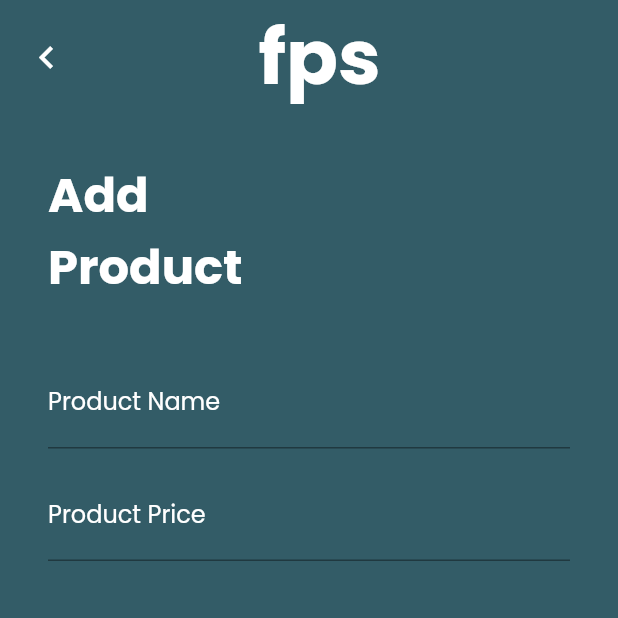
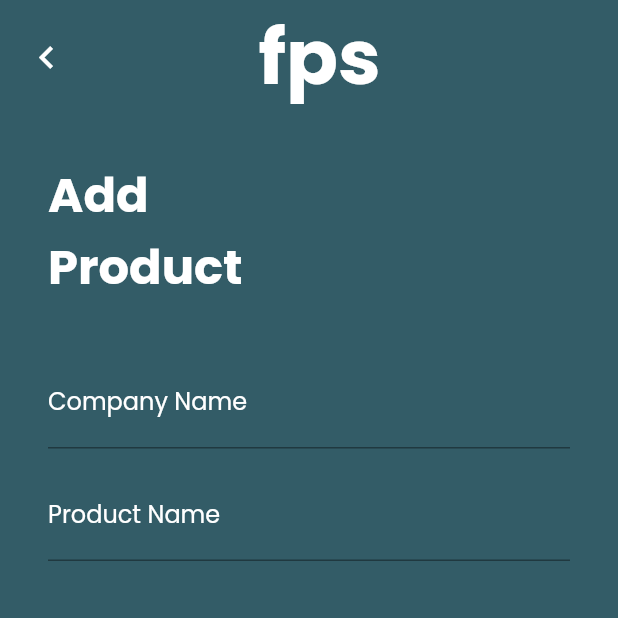
Before and after one commit to kirandroid/FPS-App, a Flutter app: the AddProductScreen screen opened directly, after a tap on "Add Product", on a phone screen of 412 x 824 dp, the top half of it. Run offline on Flutter 3.47's test engine with Material 2 defaults, Android fonts, the phone set to English and light mode, and no system bars; our stand-ins replace google_fonts; missing offline and left inert: barcode_scan, web3dart.

Commit message:
add product called

```diff
--- a/lib/addproduct.dart
+++ b/lib/addproduct.dart
@@ -1,6 +1,8 @@
 import 'package:flutter/material.dart';
+import 'package:fps/core/app_config.dart';
 import 'package:fps/dashboard.dart';
 import 'package:google_fonts/google_fonts.dart';
+import 'package:uuid/uuid.dart';
 
 class AddProductScreen extends StatefulWidget {
   AddProductScreen({Key key}) : super(key: key);
@@ -10,6 +12,39 @@ class AddProductScreen extends StatefulWidget {
 }
 
 class _AddProductScreenState extends State<AddProductScreen> {
+  TextEditingController companyNameController = TextEditingController();
+  TextEditingController productNameController = TextEditingController();
+  TextEditingController descriptionController = TextEditingController();
+
+  void addProduct(
+      {String companyName, String productName, String description}) async {
+    await AppConfig.runTransaction(
+            functionName: 'createNewProduct',
+            parameter: [
+          Uuid().v1(),
+          productName,
+          "PictureURL",
+          description,
+          companyName
+        ])
+        .then((value) => print(value)
+            // Navigator.pop(context),
+            )
+        .catchError(
+      (onError) {
+        print(onError);
+      },
+    );
+  }
+
+  @override
+  void dispose() {
+    companyNameController.dispose();
+    productNameController.dispose();
+    descriptionController.dispose();
+    super.dispose();
+  }
+
   @override
   Widget build(BuildContext context) {
     return Scaffold(
@@ -85,6 +120,20 @@ class _AddProductScreenState extends State<AddProductScreen> {
                   padding:
                       const EdgeInsets.symmetric(horizontal: 32.0, vertical: 8),
                   child: TextFormField(
+                    controller: companyNameController,
+                    decoration: InputDecoration(
+                      labelText: "Company Name",
+                      labelStyle: GoogleFonts.poppins(
+                        color: Colors.white,
+                      ),
+                    ),
+                  ),
+                ),
+                Padding(
+                  padding:
+                      const EdgeInsets.symmetric(horizontal: 32.0, vertical: 8),
+                  child: TextFormField(
+                    controller: productNameController,
                     decoration: InputDecoration(
                       labelText: "Product Name",
                       labelStyle: GoogleFonts.poppins(
@@ -97,18 +146,7 @@ class _AddProductScreenState extends State<AddProductScreen> {
                   padding:
                       const EdgeInsets.symmetric(horizontal: 32.0, vertical: 8),
                   child: TextFormField(
-                    decoration: InputDecoration(
-                      labelText: "Product Price",
-                      labelStyle: GoogleFonts.poppins(
-                        color: Colors.white,
-                      ),
-                    ),
-                  ),
-                ),
-                Padding(
-                  padding:
-                      const EdgeInsets.symmetric(horizontal: 32.0, vertical: 8),
-                  child: TextFormField(
+                    controller: descriptionController,
                     maxLines: 3,
                     decoration: InputDecoration(
                       labelText: " Description",
@@ -125,7 +163,13 @@ class _AddProductScreenState extends State<AddProductScreen> {
                   padding: const EdgeInsets.symmetric(
                       horizontal: 32.0, vertical: 16),
                   child: InkWell(
-                    onTap: () {},
+                    onTap: () {
+                      addProduct(
+                        companyName: companyNameController.text,
+                        description: descriptionController.text,
+                        productName: productNameController.text,
+                      );
+                    },
                     child: Container(
                       height: 50,
                       width: MediaQuery.of(context).size.width,
--- a/lib/core/app_config.dart
+++ b/lib/core/app_config.dart
@@ -34,12 +34,10 @@ class AppConfig {
           .sendTransaction(
               credentials,
               Transaction.callContract(
-                maxGas: 10000000,
-                contract: deployedContract,
-                function: function,
-                parameters: parameter,
-                gasPrice: EtherAmount.fromUnitAndValue(EtherUnit.gwei, 1),
-              ),
+                  maxGas: 800000,
+                  contract: deployedContract,
+                  function: function,
+                  parameters: parameter),
               fetchChainIdFromNetworkId: true)
           .then((value) => print(value))
           .catchError(
--- a/pubspec.yaml
+++ b/pubspec.yaml
@@ -30,6 +30,7 @@ dependencies:
   # The following adds the Cupertino Icons font to your application.
   # Use with the CupertinoIcons class for iOS style icons.
   cupertino_icons: ^0.1.3
+  uuid: ^2.2.2
 
 dev_dependencies:
   flutter_test:
@@ -37,7 +38,6 @@ dev_dependencies:
 
 # For information on the generic Dart part of this file, see the
 # following page: https://dart.dev/tools/pub/pubspec
-
 # The following section is specific to Flutter.
 flutter:
   # The following line ensures that the Material Icons font is
```
Also changed, not shown: pubspec.lock.
